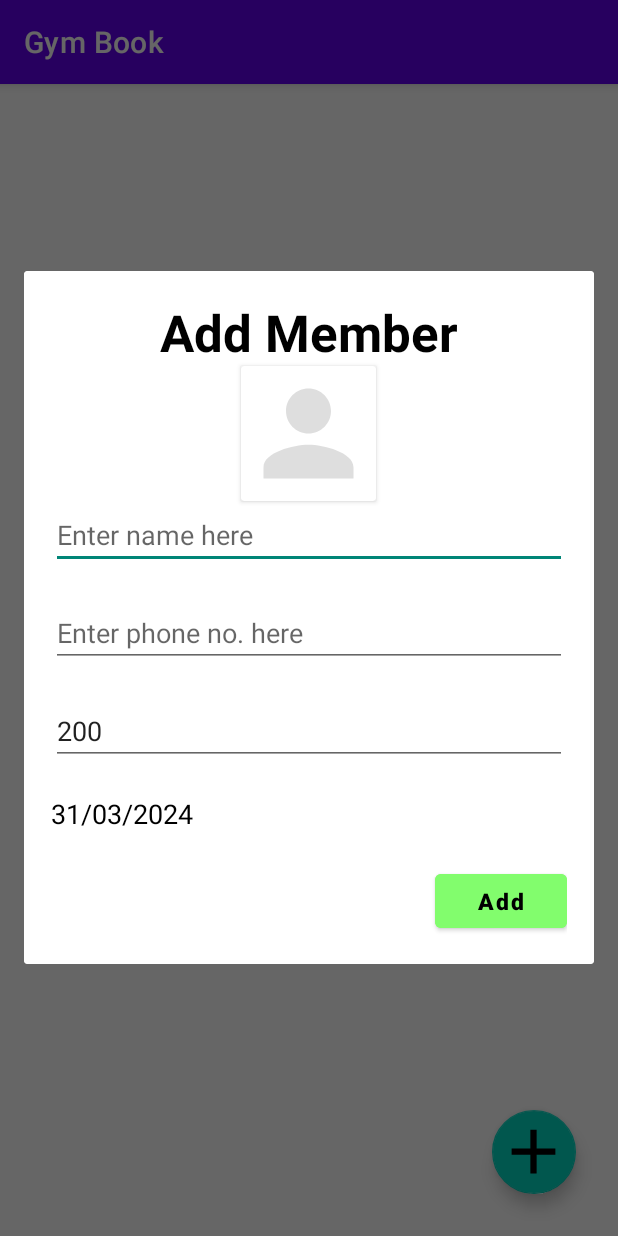
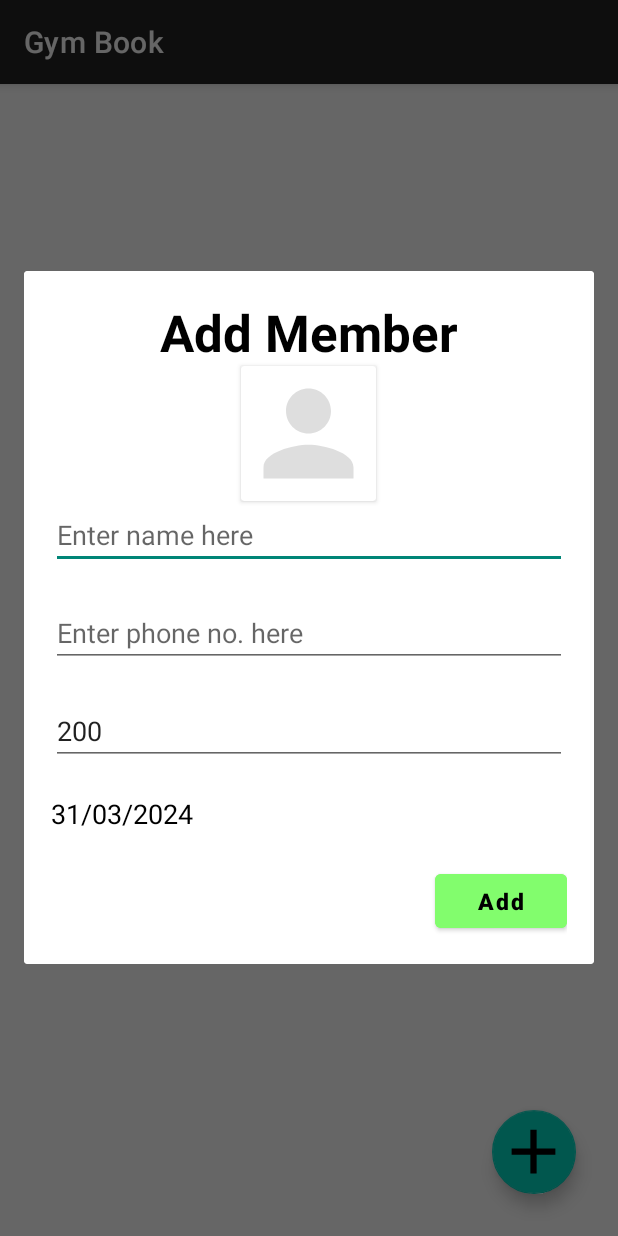
Before and after one commit to Its-tejas/Gym_Book, an Android app: the screen it shows after launch once a user with an empty profile is signed in (ContentActivity), after a tap on an icon or button, on a phone screen of 412 x 824 dp. Run offline under Robolectric (Android 15) with nearby library versions, the phone set to English and light mode, and no system bars; our stand-ins replace Firebase (no records; nobody signed in at launch, a user with empty details on screens opened directly).

Commit message:
commit 2.2

```diff
--- a/app/src/main/AndroidManifest.xml
+++ b/app/src/main/AndroidManifest.xml
@@ -6,6 +6,7 @@
         android:name="android.hardware.telephony"
         android:required="false" />
 
+    <uses-permission android:name="android.permission.INTERNET"/>
     <uses-permission android:name="android.permission.WRITE_EXTERNAL_STORAGE" />
     <uses-permission android:name="android.permission.READ_EXTERNAL_STORAGE" />
     <uses-permission android:name="android.permission.SEND_SMS" />
--- a/app/src/main/java/com/mydroid/gymbook/LoginActivity.java
+++ b/app/src/main/java/com/mydroid/gymbook/LoginActivity.java
@@ -38,6 +38,8 @@ public class LoginActivity extends AppCompatActivity {
         super.onCreate(savedInstanceState);
         binding = ActivityLoginBinding.inflate(getLayoutInflater());
         setContentView(binding.getRoot());
+
+        getSupportActionBar().hide();
 
         auth = FirebaseAuth.getInstance();
         database = FirebaseDatabase.getInstance();
--- a/app/src/main/java/com/mydroid/gymbook/SplashActivity.java
+++ b/app/src/main/java/com/mydroid/gymbook/SplashActivity.java
@@ -32,7 +32,7 @@ public class SplashActivity extends AppCompatActivity {
                 startActivity(intent);
                 finish();
             }
-        }, 2000);
+        }, 1500);
 
 // Hide the navigation bar and the status bar
         View decorView = getWindow().getDecorView();
--- a/app/src/main/res/values/themes.xml
+++ b/app/src/main/res/values/themes.xml
@@ -1,9 +1,9 @@
 <resources xmlns:tools="http://schemas.android.com/tools">
     <!-- Base application theme. -->
-    <style name="Theme.GymBook" parent="Theme.MaterialComponents.DayNight.DarkActionBar">
+    <style name="Theme.GymBook" parent="Theme.MaterialComponents.Light.DarkActionBar">
         <!-- Primary brand color. -->
-        <item name="colorPrimary">@color/purple_500</item>
-        <item name="colorPrimaryVariant">@color/purple_700</item>
+        <item name="colorPrimary">#242424</item>
+        <item name="colorPrimaryVariant">#1E1E1E</item>
         <item name="colorOnPrimary">@color/white</item>
         <!-- Secondary brand color. -->
         <item name="colorSecondary">@color/teal_200</item>
```
Also changed, not shown: app/src/main/java/com/mydroid/gymbook/ContentActivity.java (+4 -4 lines).
